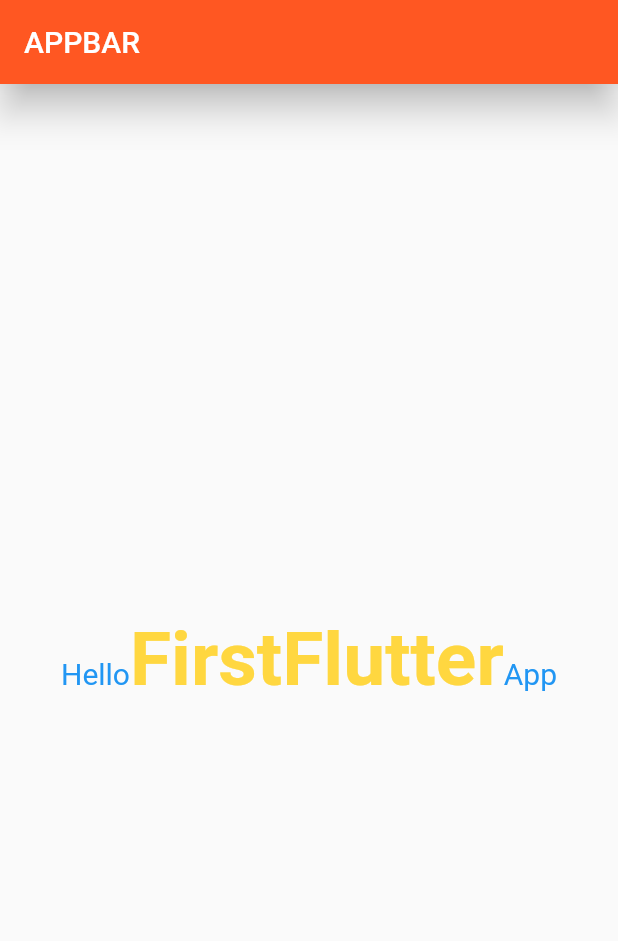
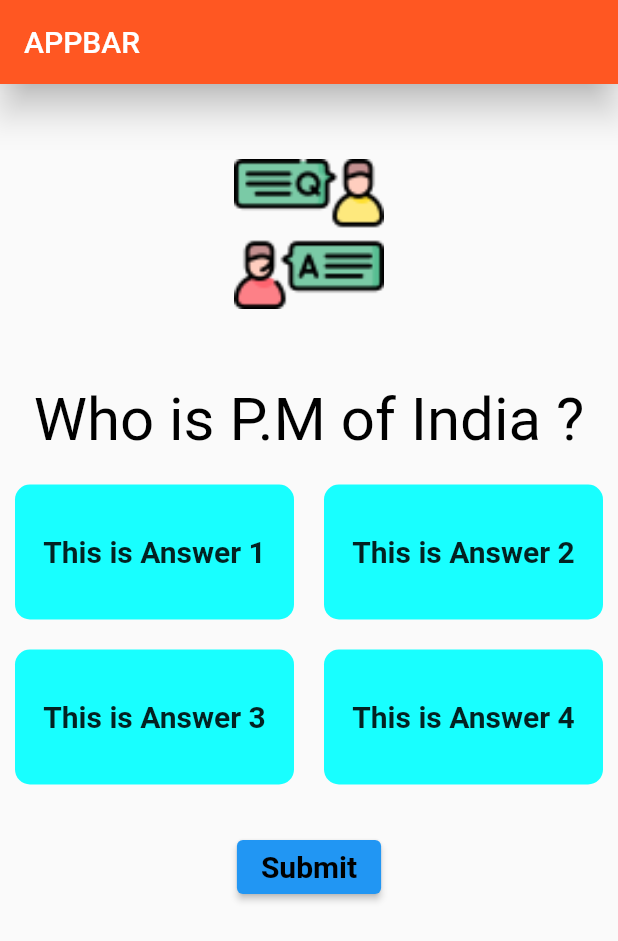
Before and after one commit to aditya-appdesk/FlutterApp, a Flutter app: the screen it shows after launch, on a phone screen of 412 x 824 dp. Shown: the top 941 px of the screen. Run offline on Flutter 3.47's test engine with Material 2 defaults, Android fonts, the phone set to English and light mode, and no system bars.

Commit message:
added button

```diff
--- a/lib/screens/HomeScreen.dart
+++ b/lib/screens/HomeScreen.dart
@@ -1,4 +1,5 @@
 import 'package:flutter/material.dart';
+import 'package:flutter/rendering.dart';
 
 class HomeScreen extends StatelessWidget {
   const HomeScreen({Key? key}) : super(key: key);
@@ -12,28 +13,124 @@ class HomeScreen extends StatelessWidget {
         elevation: 10,
       ),
       body: Center(
-        child: Text.rich(
-          TextSpan(
-              text: "Hello",
-              style: TextStyle(
-                fontSize: 20.0,
-                fontWeight: FontWeight.normal,
-                color: Colors.blue,
+        child: Column(
+          children: [
+            Container(
+              child: Image(
+                image: AssetImage("Images/qa.png"),
+                width: 100,
+                height: 100,
+                fit: BoxFit.contain,
               ),
-              children: [
-                TextSpan(
-                  text: "FirstFlutter",
-                  style: TextStyle(fontSize: 50.0, fontWeight: FontWeight.bold,color: Colors.amberAccent),
+              margin: EdgeInsets.only(top: 20),
+              padding: EdgeInsets.only(top: 30, left: 10, right: 10),
+            ),
+            Container(
+              child: Text(
+                "Who is P.M of India ?",
+                style: TextStyle(fontSize: 40, color: Colors.black),
+              ),
+              margin: EdgeInsets.only(top: 20),
+              padding: EdgeInsets.only(top: 30, left: 10, right: 10),
+            ),
+            Container(
+              child: Row(
+                children: [
+                  Expanded(
+                    child: Container(
+                      alignment: Alignment.center,
+                      width: 180,
+                      height: 90,
+                      decoration: BoxDecoration(
+                        borderRadius: BorderRadius.circular(10.0),
+                        color: Colors.cyanAccent,
+                      ),
+                      child: Text(
+                        "This is Answer 1",
+                        style: TextStyle(
+                            fontSize: 20, fontWeight: FontWeight.bold),
+                      ),
+                    ),
+                  ),
+                  SizedBox(width: 20),
+                  Expanded(
+                      child: Container(
+                          alignment: Alignment.center,
+                          width: 180,
+                          height: 90,
+                          decoration: BoxDecoration(
+                            borderRadius: BorderRadius.circular(10.0),
+                            color: Colors.cyanAccent,
+                          ),
+                          child: Text("This is Answer 2",
+                              style: TextStyle(
+                                  fontSize: 20, fontWeight: FontWeight.bold)))),
+                ],
+              ),
+              margin: EdgeInsets.only(top: 20, left: 10, right: 10),
+            ),
+            Container(
+              child: Row(
+                children: [
+                  Expanded(
+                    child: Container(
+                      alignment: Alignment.center,
+                      width: 180,
+                      height: 90,
+                      decoration: BoxDecoration(
+                        borderRadius: BorderRadius.circular(10.0),
+                        color: Colors.cyanAccent,
+                      ),
+                      child: Text(
+                        "This is Answer 3",
+                        style: TextStyle(
+                            fontSize: 20, fontWeight: FontWeight.bold),
+                      ),
+                    ),
+                  ),
+                  SizedBox(width: 20),
+                  Expanded(
+                    child: Container(
+                      alignment: Alignment.center,
+                      width: 180,
+                      height: 90,
+                      decoration: BoxDecoration(
+                        borderRadius: BorderRadius.circular(10.0),
+                        color: Colors.cyanAccent,
+                      ),
+                      child: Text(
+                        "This is Answer 4",
+                        style: TextStyle(
+                            fontSize: 20, fontWeight: FontWeight.bold),
+                      ),
+                    ),
+                  ),
+                ],
+              ),
+              margin: EdgeInsets.only(top: 20, left: 10, right: 10),
+            ),
+            Container(
+              margin: EdgeInsets.only(top: 20),
+              padding: EdgeInsets.only(left: 40, right: 40),
+              alignment: Alignment.center,
+              width: RenderErrorBox.minimumWidth,
+              height: 70,
+              decoration: BoxDecoration(
+                borderRadius: BorderRadius.circular(10.0),
+              ),
+              child:
+              ElevatedButton(
+                onPressed: () {},
+                child: Text(
+                  "Submit",
+                  style: TextStyle(
+                      fontSize: 20,
+                      fontWeight: FontWeight.bold,
+                      color: Colors.black),
                 ),
-                TextSpan(
-                  text: "App",
-                  style: TextStyle(
-                    fontSize: 20.0,
-                    fontWeight: FontWeight.normal,
-                    color: Colors.blue,
-                  ),
-                ),
-              ]),
+              ),
+            ),
+          ],
         ),
       ),
     );
--- a/pubspec.yaml
+++ b/pubspec.yaml
@@ -59,8 +59,9 @@ flutter:
   uses-material-design: true
 
   # To add assets to your application, add an assets section, like this:
-  # assets:
-  #   - images/a_dot_burr.jpeg
+  assets:
+    - Images/gmail.png
+    - Images/qa.png
   #   - images/a_dot_ham.jpeg
 
   # An image asset can refer to one or more resolution-specific "variants", see
```
Also changed, not shown: Images/gmail.png (added), Images/qa.png (added).
